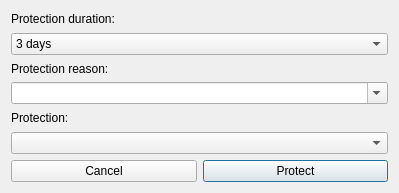
Above: src/huggle_ui/protectpage.ui from huggle/huggle3-qt-lx before the change. Below: the same form after it.
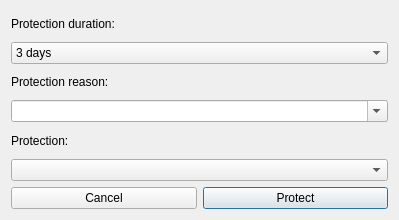
That is the form after the change. Icons and pictures are not drawn.

What changed in the file:
```diff
--- a/src/huggle_ui/protectpage.ui
+++ b/src/huggle_ui/protectpage.ui
@@ -7,7 +7,7 @@
     <x>0</x>
     <y>0</y>
     <width>399</width>
-    <height>193</height>
+    <height>220</height>
    </rect>
   </property>
   <property name="windowTitle">
```
Left out of the diff: 4 changed lines with no effect on the pictures.
